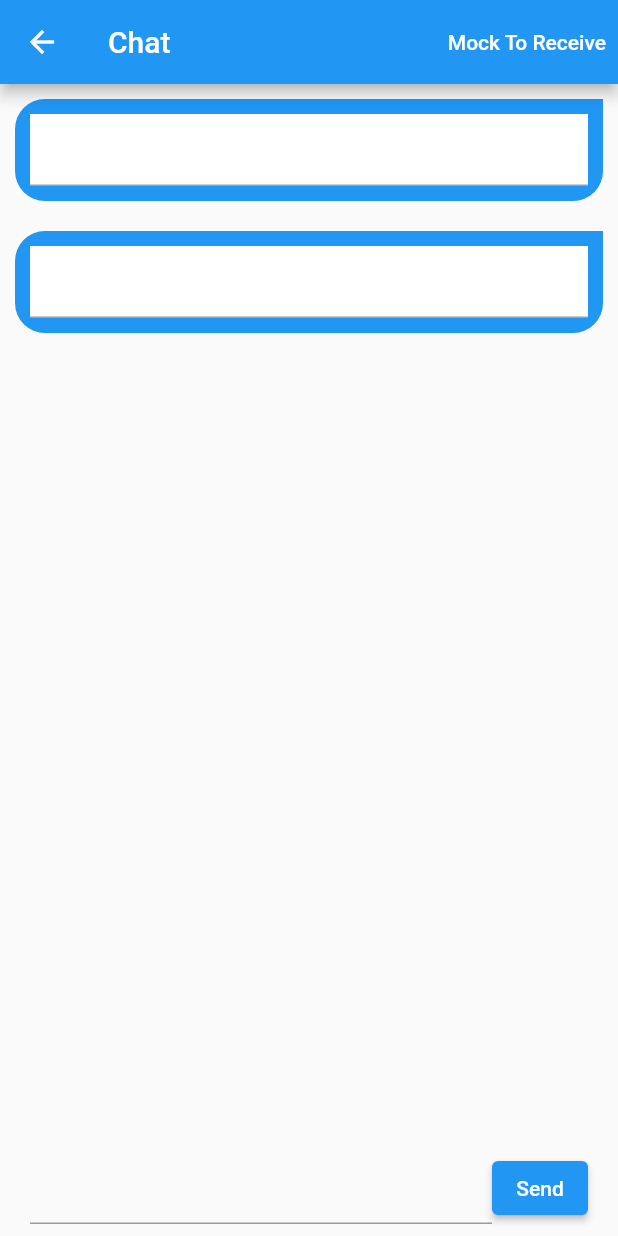
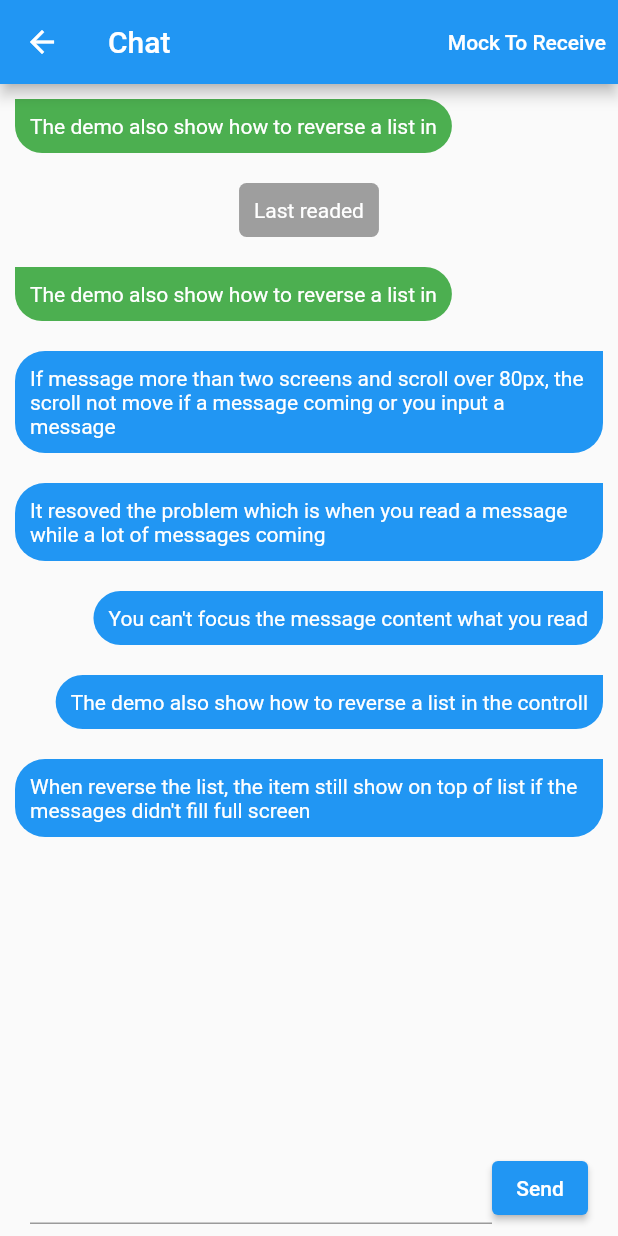
Before and after one commit to robert-luoqing/flutter_list_view, a Flutter app: the Chat screen opened by its route, on a phone screen of 412 x 824 dp. Run offline on Flutter 3.47's test engine with Material 2 defaults, Android fonts, the phone set to English and light mode, and no system bars; drawn by our look-alikes of pull_to_refresh; our stand-ins replace flutter_html, shimmer.

Commit message:
Update chat.dart

```diff
--- a/example/lib/chat.dart
+++ b/example/lib/chat.dart
@@ -71,29 +71,28 @@ class _ChatState extends State<Chat> {
   /// It is mockup to load messages from server
   _loadMessages() async {
     await Future.delayed(const Duration(milliseconds: 100));
-    // var prevTimes = Random().nextInt(4) + 1;
-    // for (var i = 0; i < prevTimes; i++) {
-    //   _insertReceiveMessage("The demo also show how to reverse a list in\r\n" *
-    //       (Random().nextInt(4) + 1));
-    // }
-    // _insertTagMessage("Last readed");
-    // var nextTimes = Random().nextInt(4) + 1;
-    // for (var i = 0; i < nextTimes; i++) {
-    //   _insertReceiveMessage("The demo also show how to reverse a list in\r\n" *
-    //       (Random().nextInt(4) + 1));
-    // }
-    // _insertSendMessage(
-    //     "If message more than two screens and scroll over 80px, the scroll not move if a message coming or you input a message");
-    // _insertSendMessage(
-    //     "It resoved the problem which is when you read a message while a lot of messages coming");
-    // _insertSendMessage("You can't focus the message content what you read");
+    var prevTimes = Random().nextInt(20) + 1;
+    for (var i = 0; i < prevTimes; i++) {
+      _insertReceiveMessage("The demo also show how to reverse a list in\r\n" *
+          (Random().nextInt(4) + 1));
+    }
+    _insertTagMessage("Last readed");
+    var nextTimes = Random().nextInt(20) + 1;
+    for (var i = 0; i < nextTimes; i++) {
+      _insertReceiveMessage("The demo also show how to reverse a list in\r\n" *
+          (Random().nextInt(4) + 1));
+    }
+    _insertSendMessage(
+        "If message more than two screens and scroll over 80px, the scroll not move if a message coming or you input a message");
+    _insertSendMessage(
+        "It resoved the problem which is when you read a message while a lot of messages coming");
+    _insertSendMessage("You can't focus the message content what you read");
     _insertSendMessage(
         "The demo also show how to reverse a list in the controll");
     _insertSendMessage(
         "When reverse the list, the item still show on top of list if the messages didn't fill full screen");
 
-    // initIndex = messages.length - prevTimes - 1;
-    initIndex = messages.length  - 1;
+    initIndex = messages.length - prevTimes - 1;
     print("--------------------$initIndex");
 
     setState(() {});
@@ -212,12 +211,7 @@ class _ChatState extends State<Chat> {
         ),
       );
     } else {
-      return GestureDetector(
-        behavior: HitTestBehavior.opaque,
-        onTap: () {
-          debugPrint("----------------->${msg.msg}");
-        },
-        child: Align(
+      return Align(
         alignment: msg.type == MessageType.sent
             ? Alignment.centerRight
             : Alignment.centerLeft,
@@ -236,13 +230,11 @@ class _ChatState extends State<Chat> {
                         topRight: Radius.circular(20),
                         bottomLeft: Radius.circular(20),
                         bottomRight: Radius.circular(20))),
-              child:  Padding(
-                padding:const EdgeInsets.all(10.0),
-                // child: Text(
-                //   msg.msg,
-                //   style: const TextStyle(fontSize: 14.0, color: Colors.white),
-                // ),
-                 child: Container(color: Colors.white, child:const TextField()),
+            child: Padding(
+              padding: const EdgeInsets.all(10.0),
+              child: Text(
+                msg.msg,
+                style: const TextStyle(fontSize: 14.0, color: Colors.white),
               ),
             ),
           ),
```
Lines whose indentation alone changed are shown as unchanged.
